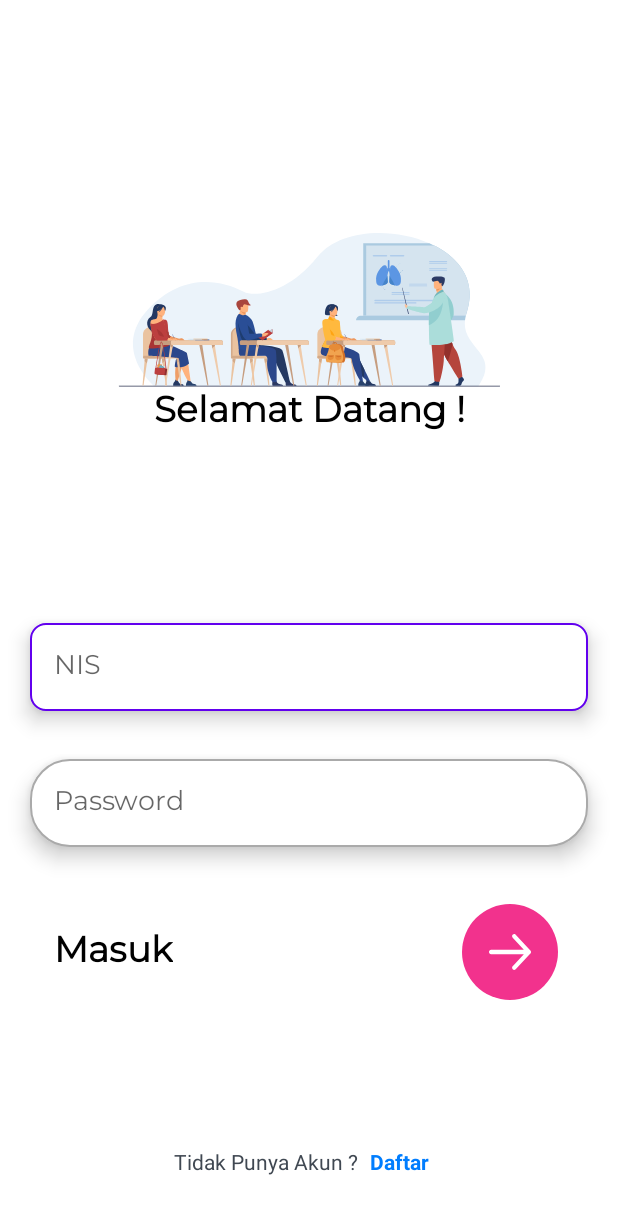
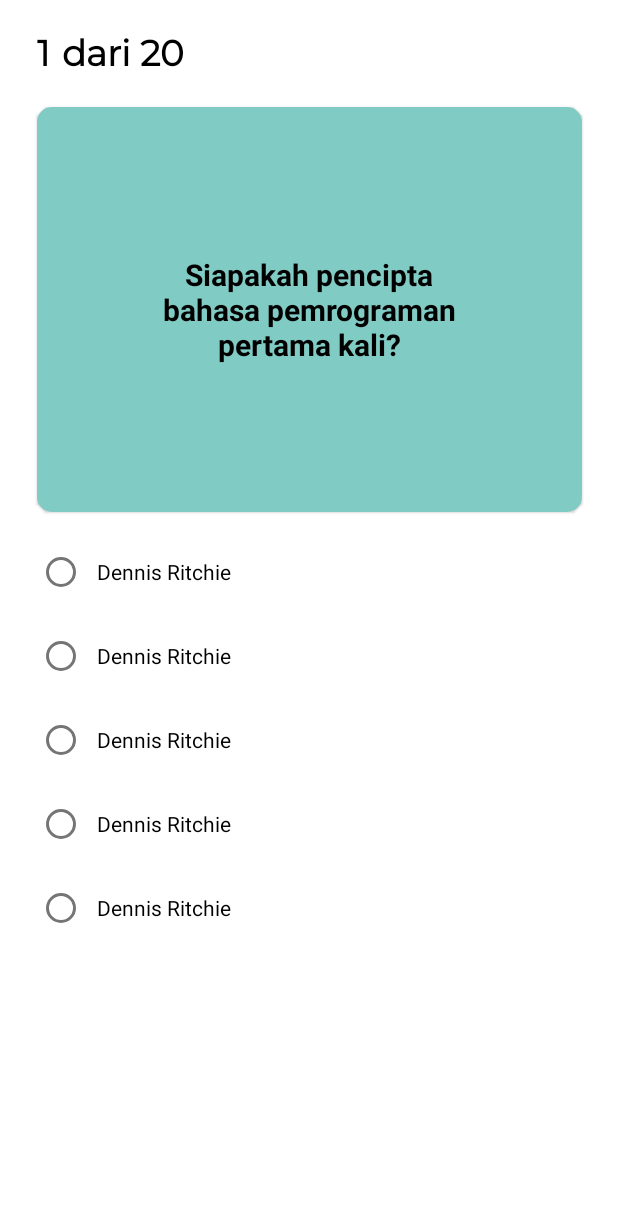
Before and after one commit to dhani-rama/ApemApp, an Android app: the screen it shows after launch (SignInActivity before the commit, QuizListActivity after it), on a phone screen of 412 x 824 dp. Shown: the top 1214 px of the screen. Run offline under Robolectric (Android 15) with nearby library versions, the phone set to English and light mode, and no system bars; our stand-ins replace Firebase (no records; nobody signed in at launch, a user with empty details on screens opened directly); Roboto replaces fonts that are not available here.

Commit message:
add choose answer logic in quiz activity

```diff
--- a/app/src/main/java/id/research/apemapp/Quiz/QuizFragment.kt
+++ b/app/src/main/java/id/research/apemapp/Quiz/QuizFragment.kt
@@ -22,6 +22,8 @@ class QuizFragment : Fragment() {
 
     override fun onViewCreated(view: View, savedInstanceState: Bundle?) {
         super.onViewCreated(view, savedInstanceState)
+
+
     }
 
 }
--- /dev/null
+++ b/app/src/main/res/drawable/bg_button_answer.xml
@@ -0,0 +1,10 @@
+<?xml version="1.0" encoding="utf-8"?>
+<selector xmlns:android="http://schemas.android.com/apk/res/android">
+    <item>
+        <shape android:shape="rectangle">
+            <solid android:color="@color/button_blue"/>
+            <corners android:radius="15dp" />
+            <size android:width="120dp"/>
+        </shape>
+    </item>
+</selector>
--- /dev/null
+++ b/app/src/main/res/drawable/bg_question.xml
@@ -0,0 +1,10 @@
+<?xml version="1.0" encoding="utf-8"?>
+<selector xmlns:android="http://schemas.android.com/apk/res/android">
+    <item android:state_enabled="true">
+        <shape android:shape="rectangle">
+            <corners android:radius="10dp"/>
+            <solid android:color="#80CBC4"/>
+            <size android:width="363dp" android:height="270dp"/>
+        </shape>
+    </item>
+</selector>
--- /dev/null
+++ b/app/src/main/res/drawable/bg_radio_button.xml
@@ -0,0 +1,20 @@
+<?xml version="1.0" encoding="utf-8"?>
+<selector xmlns:android="http://schemas.android.com/apk/res/android">
+
+    <item android:state_enabled="true" android:state_focused="true">
+        <shape android:shape="rectangle">
+            <solid android:color="@color/white"/>
+            <corners android:radius="20dp"/>
+            <size android:width="363dp"/>
+            <stroke android:color="@color/design_default_color_primary" android:width="1dp"/>
+        </shape>
+    </item>
+
+    <item android:state_enabled="true">
+        <shape android:shape="rectangle">
+            <solid android:color="@color/white"/>
+            <corners android:radius="20dp"/>
+            <size android:width="363dp"/>
+        </shape>
+    </item>
+</selector>
--- /dev/null
+++ b/app/src/main/res/layout/activity_quiz_list.xml
@@ -0,0 +1,155 @@
+<?xml version="1.0" encoding="utf-8"?>
+<ScrollView xmlns:android="http://schemas.android.com/apk/res/android"
+    xmlns:app="http://schemas.android.com/apk/res-auto"
+    xmlns:tools="http://schemas.android.com/tools"
+    android:layout_width="match_parent"
+    android:layout_height="match_parent"
+    android:padding="8dp"
+    android:scrollbars="none"
+    tools:context=".Quiz.QuizListActivity">
+
+    <androidx.constraintlayout.widget.ConstraintLayout
+        android:layout_width="match_parent"
+        android:layout_height="wrap_content">
+
+        <TextView
+            android:id="@+id/tv_number_question"
+            android:layout_width="wrap_content"
+            android:layout_height="wrap_content"
+            android:layout_marginTop="12dp"
+            android:fontFamily="@font/montserrat"
+            android:text="@string/number_question"
+            android:textColor="@color/black"
+            android:textSize="24sp"
+            android:textStyle="bold"
+            app:layout_constraintStart_toStartOf="@+id/layout_answer"
+            app:layout_constraintTop_toTopOf="parent" />
+
+        <TextView
+            android:layout_width="wrap_content"
+            android:layout_height="wrap_content"
+            android:layout_marginStart="8dp"
+            android:fontFamily="@font/montserrat"
+            android:text="@string/maxQuestion"
+            android:textColor="@color/black"
+            android:textSize="24sp"
+            android:textStyle="bold"
+            app:layout_constraintBottom_toBottomOf="@+id/tv_number_question"
+            app:layout_constraintStart_toEndOf="@+id/tv_number_question"
+            app:layout_constraintTop_toTopOf="@+id/tv_number_question" />
+
+        <RelativeLayout
+            android:id="@+id/layout_answer"
+            android:layout_width="wrap_content"
+            android:layout_height="wrap_content"
+            android:layout_marginTop="16dp"
+            android:background="@drawable/bg_question"
+            android:elevation="@dimen/cardview_compat_inset_shadow"
+            app:layout_constraintEnd_toEndOf="parent"
+            app:layout_constraintStart_toStartOf="parent"
+            app:layout_constraintTop_toBottomOf="@+id/tv_number_question">
+
+            <TextView
+                android:id="@+id/tv_question"
+                android:layout_width="wrap_content"
+                android:layout_height="wrap_content"
+                android:layout_centerInParent="true"
+                android:gravity="center"
+                android:maxEms="10"
+                android:text="@string/question"
+                android:textColor="@color/black"
+                android:textSize="20sp"
+                android:textStyle="bold" />
+        </RelativeLayout>
+
+        <RadioGroup
+            android:id="@+id/radio_group_answer"
+            android:layout_width="wrap_content"
+            android:layout_height="wrap_content"
+            android:layout_marginTop="16dp"
+            app:layout_constraintStart_toStartOf="@id/layout_answer"
+            app:layout_constraintTop_toBottomOf="@+id/layout_answer">
+
+            <RadioButton
+                android:id="@+id/rb_first_answer"
+                android:layout_width="match_parent"
+                android:layout_height="wrap_content"
+                android:background="@drawable/bg_radio_button"
+                android:padding="8dp"
+                android:text="@string/option_answer_text" />
+
+            <RadioButton
+                android:id="@+id/rb_second_answer"
+                android:layout_width="match_parent"
+                android:layout_height="wrap_content"
+                android:layout_marginTop="8dp"
+                android:background="@drawable/bg_radio_button"
+                android:padding="8dp"
+                android:text="Dennis Ritchie"/>
+
+            <RadioButton
+                android:id="@+id/rb_third_answer"
+                android:layout_width="match_parent"
+                android:layout_height="wrap_content"
+                android:layout_marginTop="8dp"
+                android:background="@drawable/bg_radio_button"
+                android:padding="8dp"
+                android:text="Dennis Ritchie" />
+
+            <RadioButton
+                android:id="@+id/rb_fourth_answer"
+                android:layout_width="match_parent"
+                android:layout_height="wrap_content"
+                android:layout_marginTop="8dp"
+                android:background="@drawable/bg_radio_button"
+                android:padding="8dp"
+                android:text="Dennis Ritchie"/>
+
+            <RadioButton
+                android:id="@+id/rb_fifth_answer"
+                android:layout_width="match_parent"
+                android:layout_height="wrap_content"
+                android:layout_marginTop="8dp"
+                android:background="@drawable/bg_radio_button"
+                android:padding="8dp"
+                android:text="Dennis Ritchie"/>
+        </RadioGroup>
+
+        <Button
+            android:id="@+id/btn_next"
+            android:visibility="invisible"
+            android:layout_width="match_parent"
+            android:layout_height="wrap_content"
+            android:background="@drawable/bg_button_answer"
+            android:fontFamily="@font/montserrat"
+            android:layout_marginTop="24dp"
+            android:text="Lanjut"
+            android:textColor="@color/white"
+            android:textSize="16sp"
+            android:textStyle="bold"
+            app:layout_constraintEnd_toEndOf="parent"
+            app:layout_constraintStart_toStartOf="parent"
+            app:layout_constraintBottom_toBottomOf="parent"
+            app:layout_constraintTop_toBottomOf="@id/radio_group_answer"/>
+
+
+        <Button
+            android:id="@+id/btn_finish"
+            android:visibility="invisible"
+            android:layout_width="match_parent"
+            android:layout_height="wrap_content"
+            android:background="@drawable/bg_button_answer"
+            android:fontFamily="@font/montserrat"
+            android:layout_marginTop="24dp"
+            android:text="Selesai"
+            android:textColor="@color/white"
+            android:textSize="16sp"
+            android:textStyle="bold"
+            app:layout_constraintEnd_toEndOf="parent"
+            app:layout_constraintStart_toStartOf="parent"
+            app:layout_constraintBottom_toBottomOf="parent"
+            app:layout_constraintTop_toBottomOf="@id/radio_group_answer"/>
+
+
+    </androidx.constraintlayout.widget.ConstraintLayout>
+</ScrollView>
--- a/app/src/main/res/values/colors.xml
+++ b/app/src/main/res/values/colors.xml
@@ -20,4 +20,5 @@
     <color name="abu1">#838383</color>
     <color name="abu2">#BDBDBD</color>
     <color name="abu3">#6D6D6D</color>
+    <color name="button_blue">#045DBA</color>
 </resources>
--- a/app/src/main/res/values/strings.xml
+++ b/app/src/main/res/values/strings.xml
@@ -41,4 +41,8 @@
     <string name="istilah2">Contoh : Kamu dapat mencoba “OOP” atau “Integer”</string>
     <string name="istilah1">Cari Kata, Tipe Data, Istilah...</string>
     <string name="cari1">Cari</string>
+    <string name="question">Siapakah pencipta bahasa pemrograman pertama kali?</string>
+    <string name="number_question">1</string>
+    <string name="maxQuestion">dari 20</string>
+    <string name="option_answer_text">Dennis Ritchie</string>
 </resources>
--- a/build.gradle
+++ b/build.gradle
@@ -6,7 +6,7 @@ buildscript {
         jcenter()
     }
     dependencies {
-        classpath 'com.android.tools.build:gradle:4.2.1'
+        classpath 'com.android.tools.build:gradle:4.2.2'
         classpath "org.jetbrains.kotlin:kotlin-gradle-plugin:$kotlin_version"
         classpath 'com.google.gms:google-services:4.3.5'
 
```
Also changed, not shown: app/src/main/AndroidManifest.xml (+6 -5 lines), app/src/main/java/id/research/apemapp/Models/QuestionListEntity.kt (added, +11 -0 lines), app/src/main/java/id/research/apemapp/Quiz/QuizListActivity.kt (added, +164 -0 lines), app/src/main/java/id/research/apemapp/Quiz/ResultQuizActivity.kt (added, +19 -0 lines), app/src/main/res/drawable/bg_selected_option_border.xml (added, +10 -0 lines), app/src/main/res/layout/activity_result_quiz.xml (added, +22 -0 lines), app/src/main/res/layout/item_options_answer.xml (added, +19 -0 lines).
